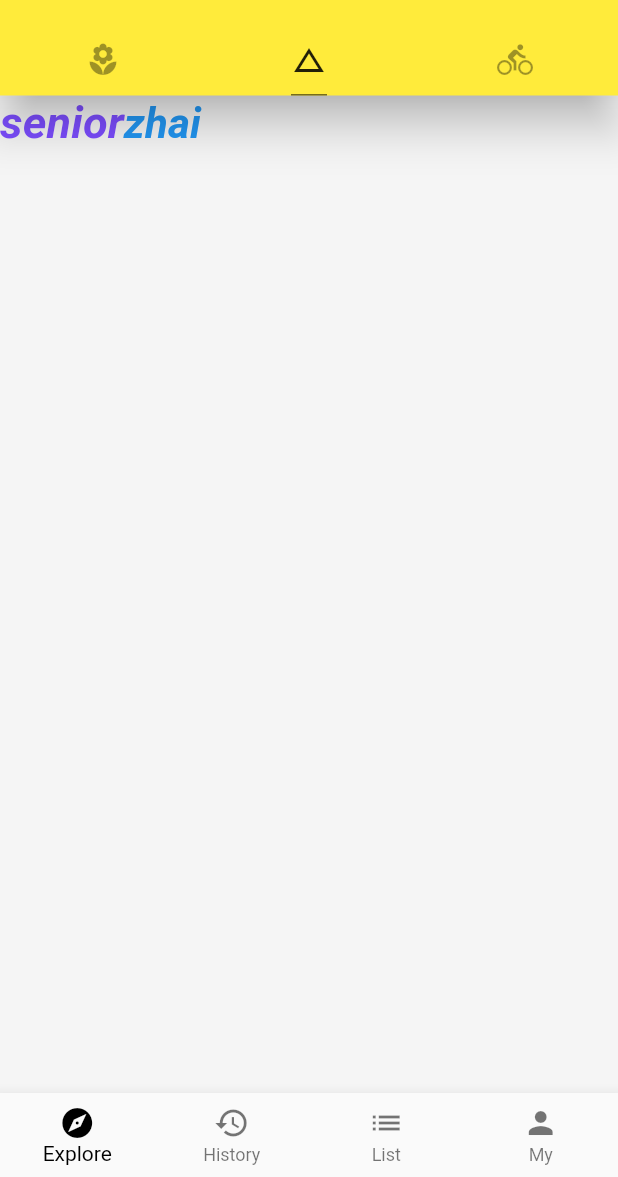
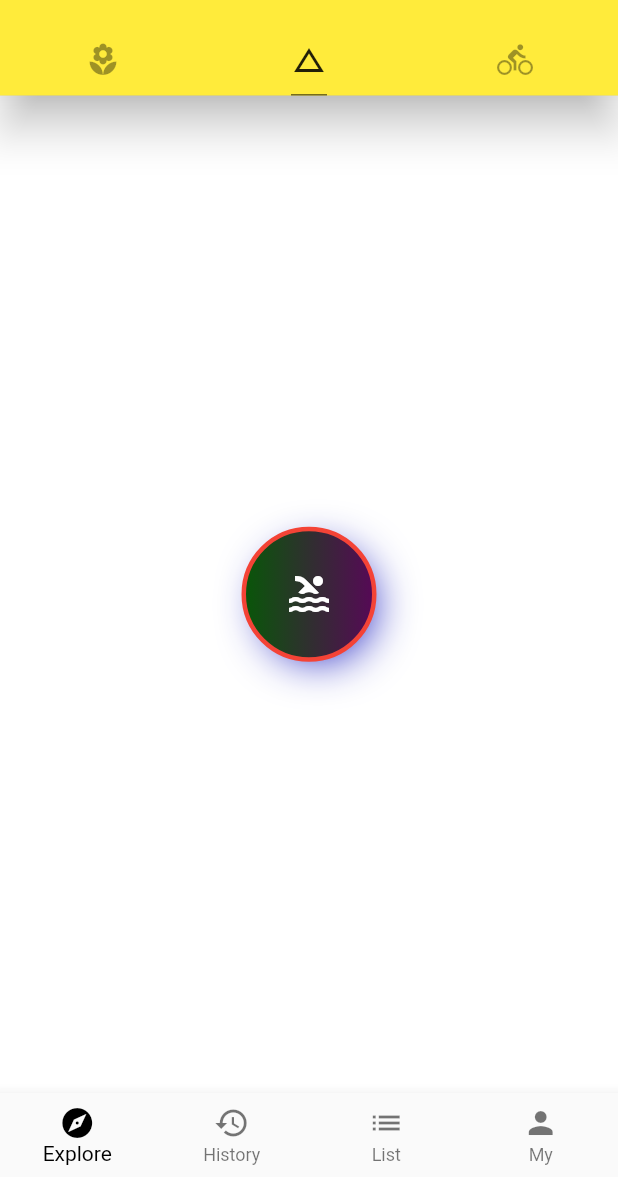
Before and after one commit to SeniorZhai/learn_flutter, a Flutter app: the screen it shows after launch, tab 2 chosen, on a phone screen of 412 x 824 dp, the part 59-1236 px from its top. Run offline on Flutter 3.47's test engine with Material 2 defaults, Android fonts, the phone set to English and light mode, and no system bars; network calls fail.

Commit message:
text&container

```diff
--- a/lib/demo/basic_demo.dart
+++ b/lib/demo/basic_demo.dart
@@ -3,7 +3,7 @@ import 'package:flutter/material.dart';
 class BasicDemo extends StatelessWidget {
   @override
   Widget build(BuildContext context) {
-    return RichTextDemo();
+    return ContainerDemo();
   }
 }
 
@@ -43,3 +43,45 @@ class RichTextDemo extends StatelessWidget {
     );
   }
 }
+
+class ContainerDemo extends StatelessWidget {
+  @override
+  Widget build(BuildContext context) {
+    return Container(
+      color: Colors.white,
+      child: Row(
+        mainAxisAlignment: MainAxisAlignment.center,
+        children: <Widget>[
+          Container(
+            child: Icon(Icons.pool, size: 32.0, color: Colors.white),
+            // color: Color.fromRGBO(32, 21, 88, 1.0),
+            padding: EdgeInsets.only(left: 8, right: 8, top: 12, bottom: 12),
+            margin: EdgeInsets.all(8.0),
+            width: 90.0,
+            height: 100.0,
+            decoration: BoxDecoration(
+                color: Color.fromRGBO(32, 21, 88, 1.0),
+                border: Border.all(color: Colors.red, width: 3.0),
+                // borderRadius: BorderRadius.circular(12.0)),
+                boxShadow: [
+                  BoxShadow(
+                      offset: Offset(6.0, 7.0),
+                      color: Color.fromRGBO(16, 20, 188, 1.0),
+                      blurRadius: 25.0,
+                      spreadRadius: -9.0)
+                ],
+                // gradient: RadialGradient(colors: [
+                //   Color.fromRGBO(7, 88, 7, 1.0),
+                //   Color.fromRGBO(88, 7, 88, 1.0)
+                // ]),
+                gradient: LinearGradient(colors: [
+                  Color.fromRGBO(7, 88, 7, 1.0),
+                  Color.fromRGBO(88, 7, 88, 1.0)
+                ]),
+                shape: BoxShape.circle), // 不能设置圆角
+          )
+        ],
+      ),
+    );
+  }
+}
```
